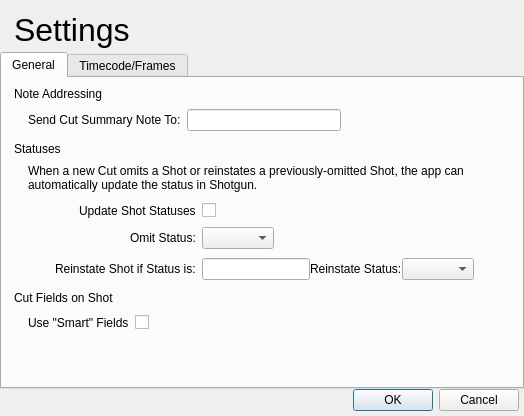
Qt form resources/settings_dialog.ui (shotgunsoftware/tk-multi-importcut) before a commit.
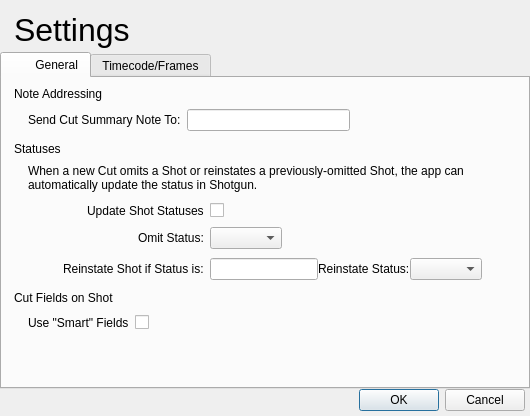
The same form after that commit.

Commit message: For #36282, Fixed tab spacing, bg color, and Previous Status notes, still lots more to do.

```diff
--- a/resources/settings_dialog.ui
+++ b/resources/settings_dialog.ui
@@ -6,7 +6,7 @@
    <rect>
     <x>0</x>
     <y>0</y>
-    <width>524</width>
+    <width>530</width>
     <height>416</height>
    </rect>
   </property>
@@ -71,6 +71,9 @@
      <property name="contextMenuPolicy">
       <enum>Qt::PreventContextMenu</enum>
      </property>
+     <property name="layoutDirection">
+      <enum>Qt::LeftToRight</enum>
+     </property>
      <property name="tabPosition">
       <enum>QTabWidget::North</enum>
      </property>
@@ -80,18 +83,24 @@
      <property name="currentIndex">
       <number>0</number>
      </property>
+     <property name="elideMode">
+      <enum>Qt::ElideRight</enum>
+     </property>
+     <property name="usesScrollButtons">
+      <bool>false</bool>
+     </property>
      <property name="tabsClosable">
       <bool>false</bool>
      </property>
      <widget class="QWidget" name="general_tab">
       <property name="maximumSize">
        <size>
-        <width>493</width>
+        <width>510</width>
         <height>16777215</height>
        </size>
       </property>
       <attribute name="title">
-       <string>General</string>
+       <string>       General</string>
       </attribute>
       <layout class="QVBoxLayout" name="verticalLayout">
        <property name="leftMargin">
```
The commit also changes 3 other files.
